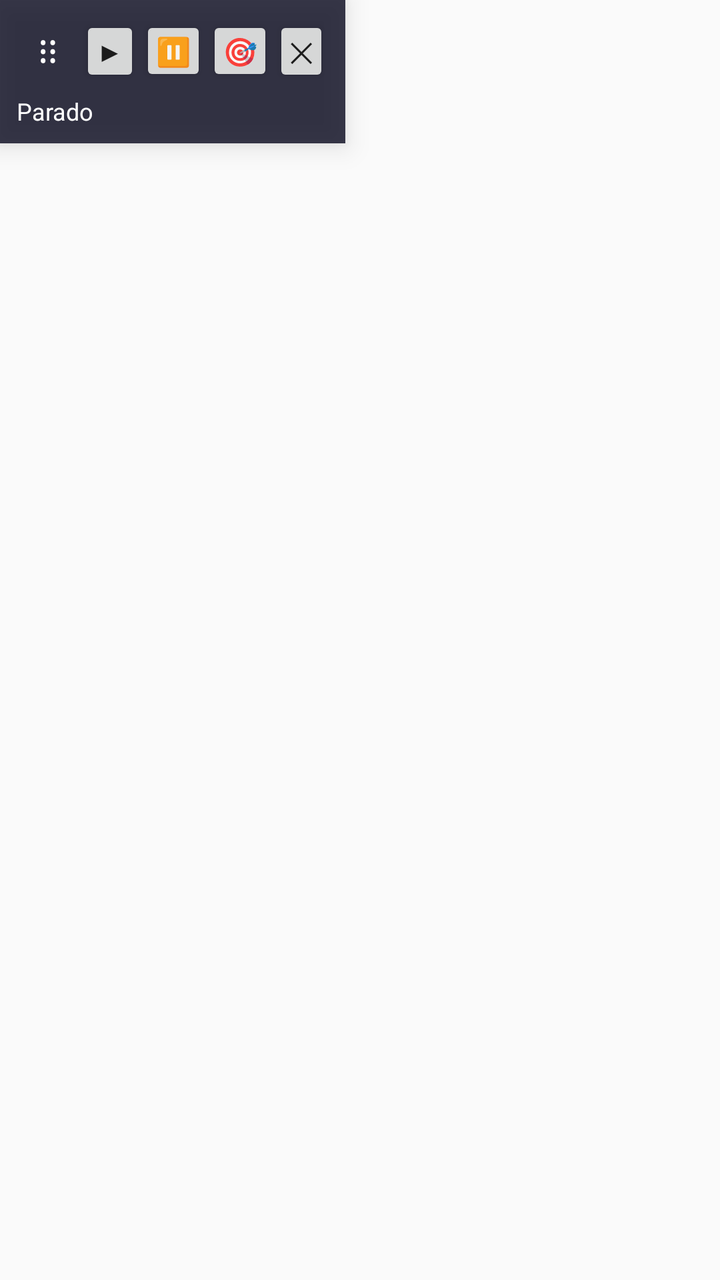
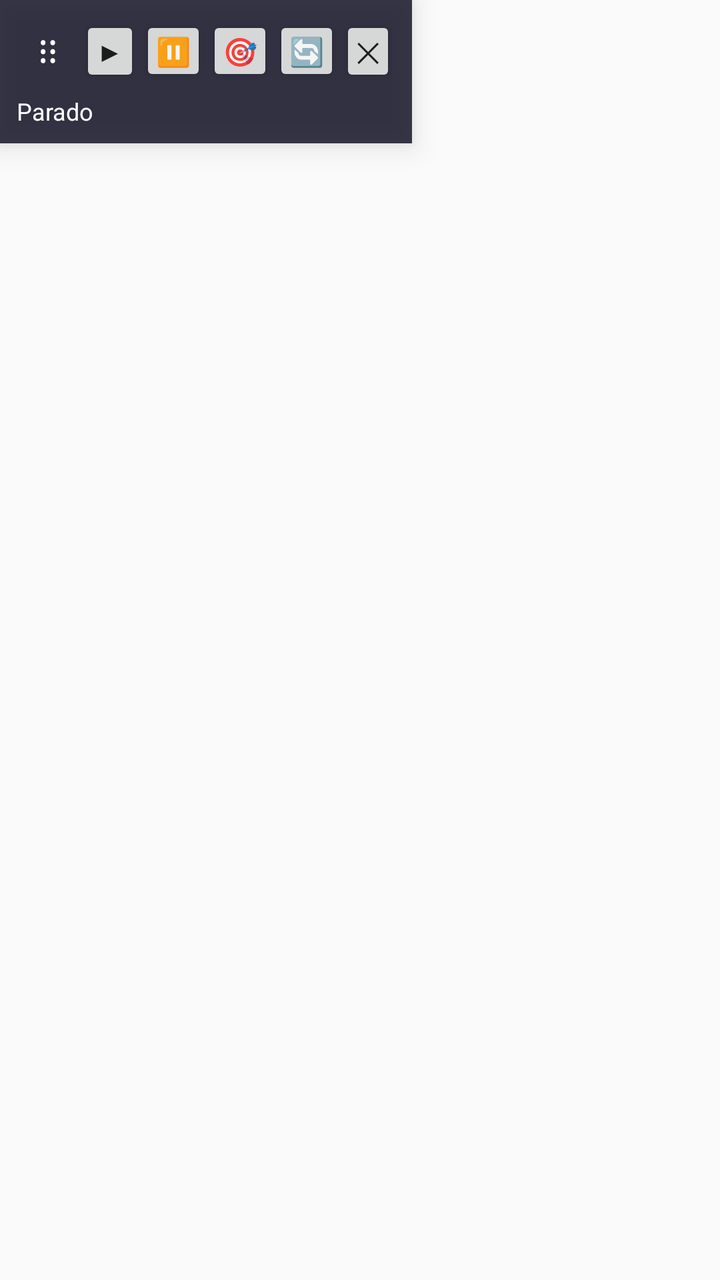

Compare the two renders of this Android layout. The source of the first and the diff that turns it into the second are given below.
<!-- AndroidManifest.xml: application theme Theme.AppCompat.Light.NoActionBar -->
<!-- res/layout/overlay_widget.xml -->
<?xml version="1.0" encoding="utf-8"?>
<FrameLayout xmlns:android="http://schemas.android.com/apk/res/android"
    android:layout_width="wrap_content"
    android:layout_height="wrap_content">

    <View
        android:id="@+id/calibrationCatcher"
        android:layout_width="match_parent"
        android:layout_height="match_parent"
        android:background="#33000000"
        android:visibility="gone" />

    <LinearLayout
        android:layout_width="wrap_content"
        android:layout_height="wrap_content"
        android:orientation="vertical"
        android:background="#DD1A1A2E"
        android:padding="8dp"
        android:elevation="8dp">

        <LinearLayout
            android:layout_width="wrap_content"
            android:layout_height="wrap_content"
            android:orientation="horizontal"
            android:gravity="center_vertical">

            <TextView
                android:id="@+id/dragHandle"
                android:layout_width="32dp"
                android:layout_height="32dp"
                android:text="⠿"
                android:textColor="#FFFFFF"
                android:textSize="18sp"
                android:gravity="center" />

            <Button
                android:id="@+id/btnStart"
                android:layout_width="wrap_content"
                android:layout_height="wrap_content"
                android:text="▶"
                android:minWidth="0dp"
                android:minHeight="0dp"
                android:padding="8dp" />

            <Button
                android:id="@+id/btnStop"
                android:layout_width="wrap_content"
                android:layout_height="wrap_content"
                android:text="⏸"
                android:minWidth="0dp"
                android:minHeight="0dp"
                android:padding="8dp" />

            <Button
                android:id="@+id/btnCalibrate"
                android:layout_width="wrap_content"
                android:layout_height="wrap_content"
                android:text="🎯"
                android:minWidth="0dp"
                android:minHeight="0dp"
                android:padding="8dp" />

            <Button
                android:id="@+id/btnClose"
                android:layout_width="wrap_content"
                android:layout_height="wrap_content"
                android:text="✕"
                android:minWidth="0dp"
                android:minHeight="0dp"
                android:padding="8dp" />
        </LinearLayout>

        <TextView
            android:id="@+id/statusLabel"
            android:layout_width="wrap_content"
            android:layout_height="wrap_content"
            android:text="Parado"
            android:textColor="#FFFFFF"
            android:textSize="12sp"
            android:gravity="center"
            android:layout_marginTop="4dp" />

    </LinearLayout>
</FrameLayout>
<!-- resources referenced by this layout -->
<resources>

</resources>

<!-- the commit's change to res/layout/overlay_widget.xml (unified diff, before → after) -->
@@ -61,6 +61,15 @@
                 android:padding="8dp" />
 
             <Button
+                android:id="@+id/btnQuickCalibrate"
+                android:layout_width="wrap_content"
+                android:layout_height="wrap_content"
+                android:text="🔄"
+                android:minWidth="0dp"
+                android:minHeight="0dp"
+                android:padding="8dp" />
+
+            <Button
                 android:id="@+id/btnClose"
                 android:layout_width="wrap_content"
                 android:layout_height="wrap_content"
